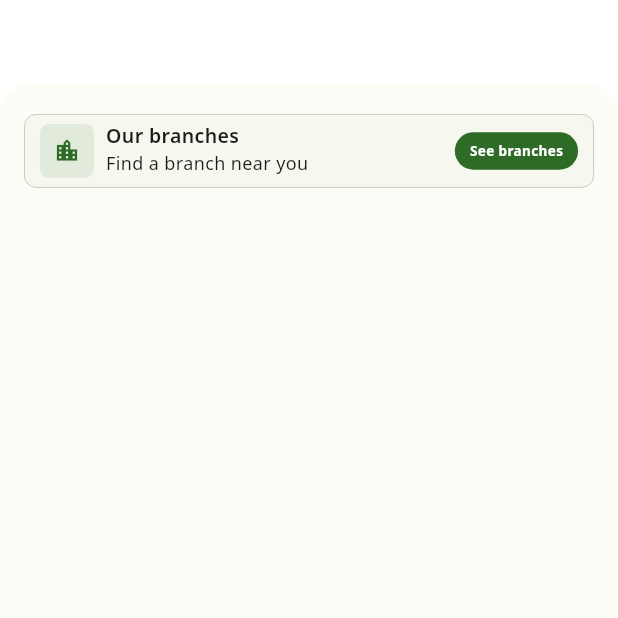
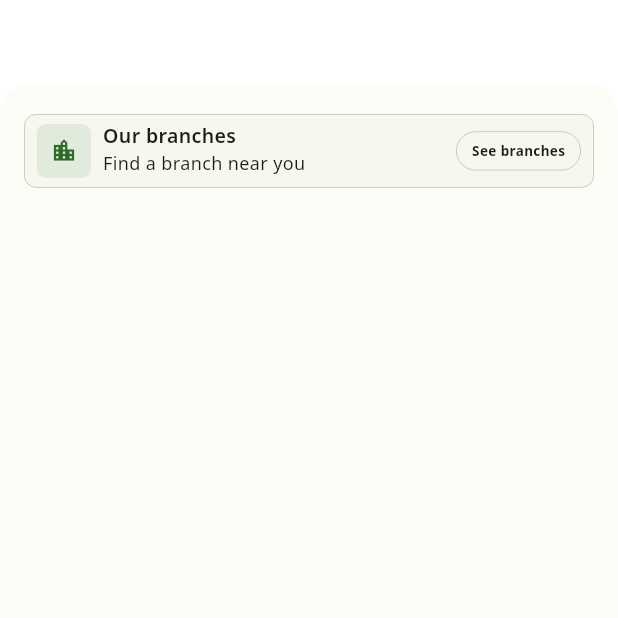
Before and after one commit to jestrux/nic-mobile, a Flutter app: the MorePage screen opened directly, on a phone screen of 412 x 824 dp, the top half of it. Run offline on Flutter 3.47's test engine with Material 2 defaults, Android fonts, the phone set to English and light mode, and no system bars; our stand-ins replace cached_network_image, flutter_svg, fluttertoast, google_fonts; network calls fail.

Commit message:
UI retouches

```diff
--- a/lib/components/ActionCard.dart
+++ b/lib/components/ActionCard.dart
@@ -189,9 +189,6 @@ class ActionCard extends StatelessWidget {
     );
 
     Widget VideoCard = Container(
-      decoration: BoxDecoration(
-          // color: cardBackground,
-          ),
       child: Column(
         children: [
           Expanded(
--- a/lib/components/ListItem.dart
+++ b/lib/components/ListItem.dart
@@ -93,10 +93,7 @@ class ListItem extends StatelessWidget {
     return Container(
       padding: margin,
       child: CardWrapper(
-        padding: EdgeInsets.only(
-          left: image != null ? 8 : 10,
-          right: 10,
-        ),
+        padding: const EdgeInsets.symmetric(horizontal: 8),
         child: Row(
           children: [
             // SizedBox(width: image != null ? 0 : 8),
--- a/lib/pages/MorePage.dart
+++ b/lib/pages/MorePage.dart
@@ -53,20 +53,20 @@ class _MorePageState extends State<MorePage> {
             topRight: Radius.circular(20),
           ),
         ),
-        child: SingleChildScrollView(
-          padding: const EdgeInsets.symmetric(vertical: 12, horizontal: 16),
+        child: const SingleChildScrollView(
+          padding: EdgeInsets.symmetric(vertical: 12, horizontal: 16),
           child: Column(
             crossAxisAlignment: CrossAxisAlignment.start,
             mainAxisAlignment: MainAxisAlignment.start,
             children: <Widget>[
-              const SizedBox(height: 4),
+              SizedBox(height: 4),
               ListItem(
-                margin: const EdgeInsets.only(top: 4, bottom: 6),
-                leading: const Icon(Icons.location_city),
+                margin: EdgeInsets.only(top: 4, bottom: 6),
+                leading: Icon(Icons.location_city),
                 title: "Our branches",
                 description: "Find a branch near you",
                 actionLabel: "See branches",
-                actionIsFilled: true,
+                // actionIsFilled: true,
               ),
             ],
           ),
--- a/lib/pages/ProfilePage.dart
+++ b/lib/pages/ProfilePage.dart
@@ -81,11 +81,11 @@ class _ProfilePageState extends State<ProfilePage> {
                 // title: "Quick Actions",
                 actions: [
                   {
-                    "icon": "calculator",
+                    "icon": "profile",
                     "name": "Account details",
                   },
                   {
-                    "icon": "renewable",
+                    "icon": "logout",
                     "name": "Logout",
                   },
                 ],
```
Also changed, not shown: assets/img/quick-actions/logout.svg (added), assets/img/quick-actions/profile.svg (added).
